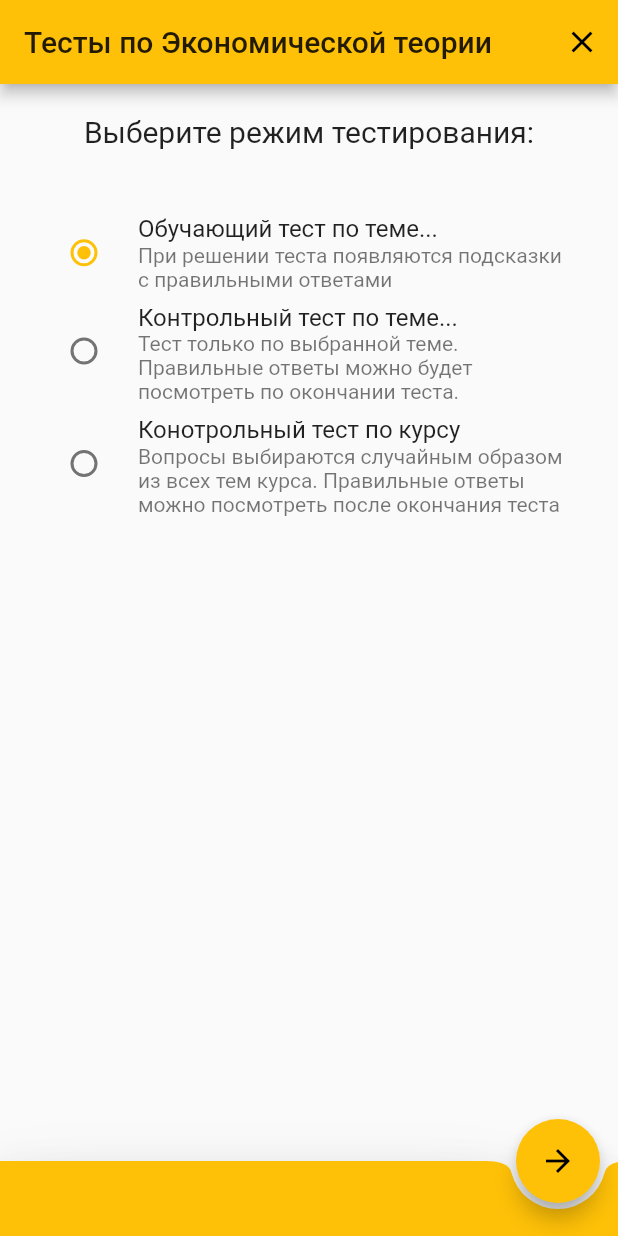
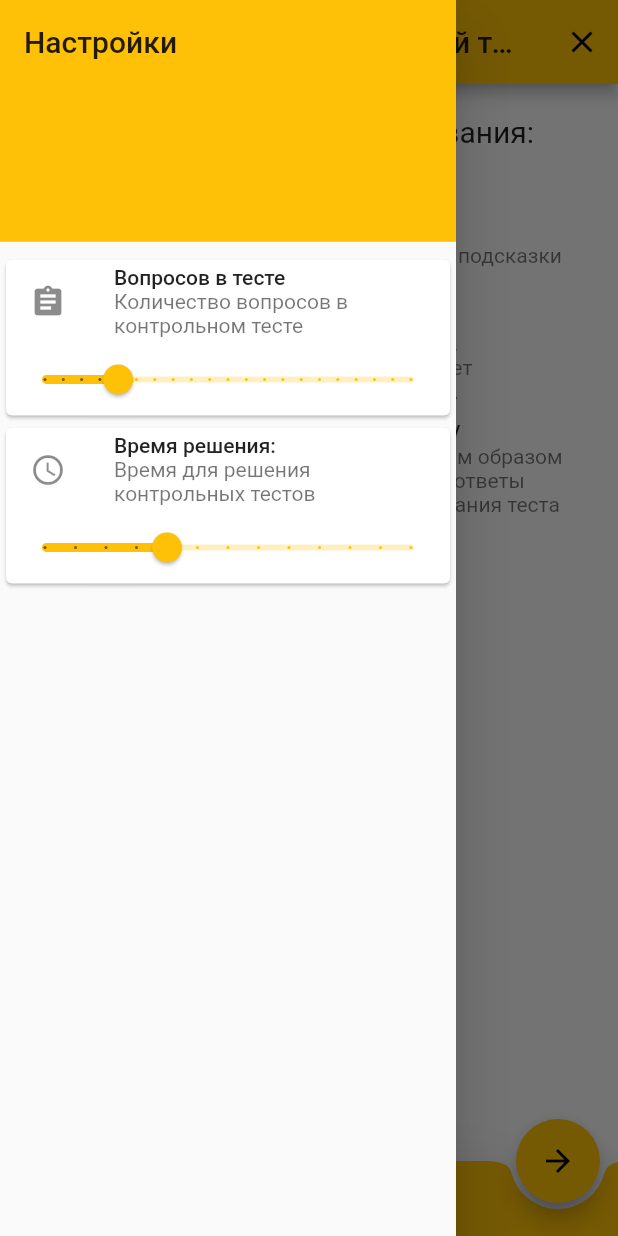
Before and after one commit to Puchegor/flutter_lessons, a Flutter app: the screen it shows after launch, with the side drawer open (before the commit the screen has no drawer), on a phone screen of 412 x 824 dp. Run offline on Flutter 3.47's test engine with Material 2 defaults, Android fonts, the phone set to English and light mode, and no system bars; our stand-ins replace sqflite; accounts and stored records are empty.

Commit message:
08/08/2020

```diff
--- /dev/null
+++ b/lib/Setup.dart
@@ -0,0 +1,39 @@
+import 'DB.dart';
+
+class Setup {
+  static const double defaultTime = 20;
+  static const double  defaultQuestions = 20;
+
+  static double _userTime;
+  static double _userQuestions;
+
+  static void setTime(double time){
+    _userTime = time;
+    DB.createSetupTable();
+    DB.updateSetupData('time', time);
+  }
+
+  static void setNumberOfQuestions(double questions){
+    _userQuestions = questions;
+    DB.createSetupTable();
+    DB.updateSetupData('numberOfQuestions', questions);
+  }
+
+  static double getNumberOfQuestions(){
+    var _resultSet = DB.select('SELECT numberOfQuestions FROM options');
+
+    if (_userQuestions == null){
+      return defaultQuestions;
+    } else {
+      return _userQuestions;
+    }
+  }
+
+  static double getTime(){
+    if(_userTime == null){
+      return defaultTime;
+    } else {
+      return _userTime;
+    }
+  }
+}
--- a/lib/main.dart
+++ b/lib/main.dart
@@ -2,17 +2,21 @@
 import 'dart:io';
 
 import 'package:flutter/material.dart';
-import 'package:sqflite/sqflite.dart';
-import 'package:path/path.dart';
-import 'TestPage.dart';
+import 'package:flutterlessons/Setup.dart';
 import 'Question.dart';
 import 'DB.dart';
 import 'TopicChoise.dart';
 import 'Topics.dart';
 
+double numberOfQuestions;
+double timer;
+
 void main() async {
   WidgetsFlutterBinding.ensureInitialized();
   final database = DB.init();
+  //Setup setup = new Setup();
+  numberOfQuestions = Setup.getNumberOfQuestions();
+  timer = Setup.getTime();
   runApp(MyApp());
 }
 
@@ -60,6 +64,43 @@ class MainWindowState extends State<MainWindow>{
           Padding(padding: EdgeInsets.all(40),),
         ],
       ),
+      drawer: Drawer(child:
+          ListView(
+            padding: EdgeInsets.zero,
+            children: <Widget>[
+              DrawerHeader(
+                child: Text('Настройки', style: TextStyle(fontSize: 20.0),),
+                decoration: BoxDecoration(
+                  color: Colors.amber
+                ),
+              ),
+              Card(
+                child: Column(
+                  children: <Widget>[
+                    ListTile(
+                      leading: Icon(Icons.assignment),
+                      title: Text('Вопросов в тесте'),
+                      subtitle: Text('Количество вопросов в контрольном тесте'),
+                    ),
+                    SliderQuestionsWidget(),
+                  ],
+                )
+              ),
+              Card(
+                child: Column(
+                  children: <Widget>[
+                    ListTile(
+                      leading: Icon(Icons.access_time),
+                      title: Text('Время решения:'),
+                      subtitle: Text('Время для решения контрольных тестов'),
+                    ),
+                    SliderTimeWidget(),
+                  ],
+                )
+              )
+            ],
+          )
+        ),
       bottomNavigationBar: BottomAppBar(
         shape: const CircularNotchedRectangle(),
         color: Colors.amber,
@@ -153,3 +194,55 @@ void runTopicChoise(BuildContext context, bool isControl)async{
   });
   Navigator.push(context, MaterialPageRoute(builder: (context)=>TopicChoiseWindow(topics: listTopics)));
 }
+
+class SliderQuestionsWidget extends StatefulWidget{
+  @override
+  SliderQuestionsWidgetState createState()=>SliderQuestionsWidgetState();
+}
+
+class SliderQuestionsWidgetState extends State<SliderQuestionsWidget>{
+  var _value = numberOfQuestions;
+  @override
+  Widget build(BuildContext context) {
+    return Slider(
+      value: _value,
+      activeColor: Colors.amber,
+      min: 0,
+      max: 100.0,
+      divisions: 20,
+      label: '${_value.round()} вопросов',
+      onChanged: (double value){
+        setState(() {
+          _value = value;
+          Setup.setNumberOfQuestions(value);
+        });
+      },
+    );
+  }
+}
+
+class SliderTimeWidget extends StatefulWidget{
+  @override
+  SliderTimeWidgetState createState()=>SliderTimeWidgetState();
+}
+
+class SliderTimeWidgetState extends State<SliderTimeWidget>{
+  var _value = timer;
+  @override
+  Widget build(BuildContext context) {
+    return Slider(
+      value: _value,
+      activeColor: Colors.amber,
+      min: 0,
+      max: 60.0,
+      divisions: 12,
+      label: '${_value.round()} минут',
+      onChanged: (double value){
+        setState(() {
+          _value = value;
+          Setup.setTime(value);
+        });
+      },
+    );
+  }
+}
```
Also changed, not shown: lib/DB.dart (+8 -0 lines), lib/TestPage.dart (+11 -47 lines), lib/TopicChoise.dart (+3 -13 lines).
